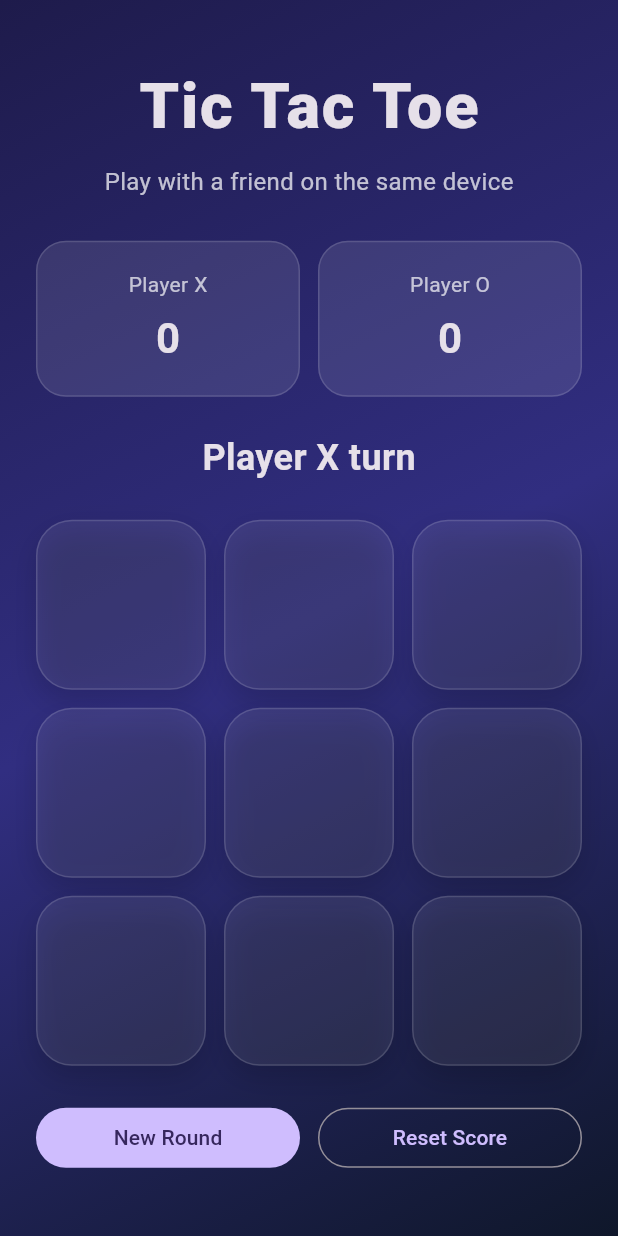
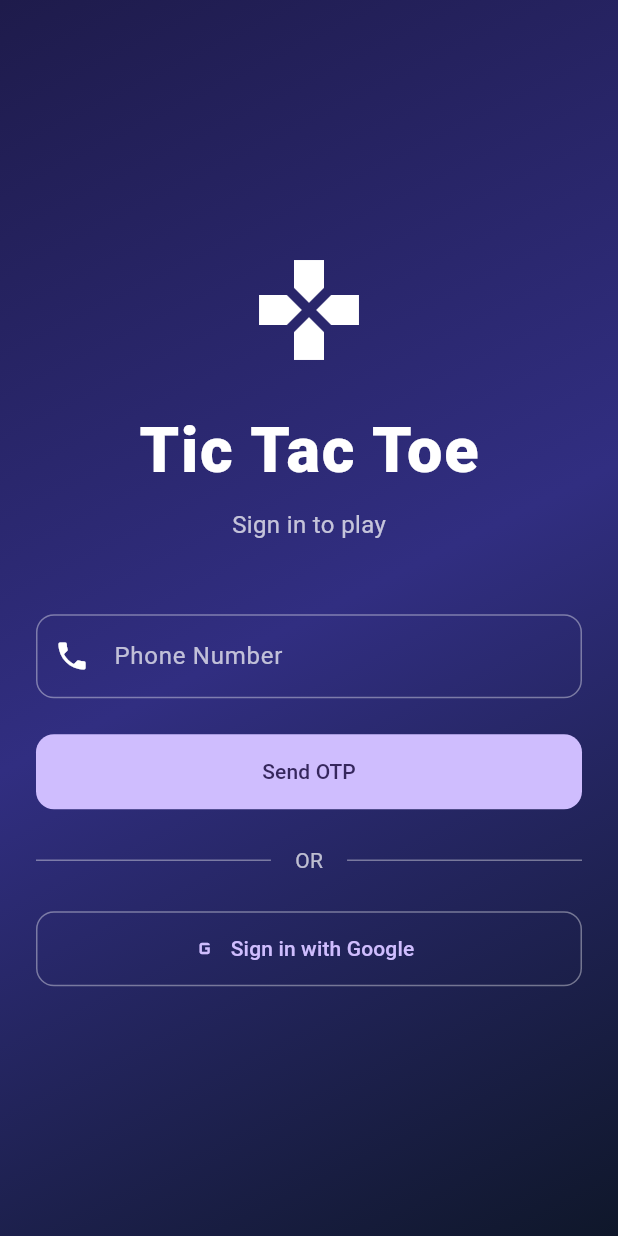
Before and after one commit to shahidkvmdam/tic-tac-toe, a Flutter app: the screen it shows after launch, on a phone screen of 412 x 824 dp. Run offline on Flutter 3.47's test engine with Material 3 defaults, Android fonts, the phone set to English and light mode, and no system bars; our stand-ins replace firebase_auth, firebase_core, google_sign_in; accounts and stored records are empty.

Commit message:
Add Firebase phone authentication and Google sign-in

```diff
--- a/lib/main.dart
+++ b/lib/main.dart
@@ -1,6 +1,12 @@
 import 'package:flutter/material.dart';
+import 'package:firebase_core/firebase_core.dart';
+import 'package:provider/provider.dart';
+import 'services/auth_service.dart';
+import 'screens/login_screen.dart';
 
-void main() {
+void main() async {
+  WidgetsFlutterBinding.ensureInitialized();
+  await Firebase.initializeApp();
   runApp(const TicTacToeApp());
 }
 
@@ -9,7 +15,9 @@ class TicTacToeApp extends StatelessWidget {
 
   @override
   Widget build(BuildContext context) {
-    return MaterialApp(
+    return ChangeNotifierProvider(
+      create: (_) => AuthService(),
+      child: MaterialApp(
         debugShowCheckedModeBanner: false,
         title: 'Tic Tac Toe',
         theme: ThemeData(
@@ -19,7 +27,42 @@ class TicTacToeApp extends StatelessWidget {
           ),
           useMaterial3: true,
         ),
-      home: const TicTacToePage(),
+        home: const AuthWrapper(),
+      ),
+    );
+  }
+}
+
+class AuthWrapper extends StatefulWidget {
+  const AuthWrapper({super.key});
+
+  @override
+  State<AuthWrapper> createState() => _AuthWrapperState();
+}
+
+class _AuthWrapperState extends State<AuthWrapper> {
+  bool _initialized = false;
+
+  @override
+  void didChangeDependencies() {
+    super.didChangeDependencies();
+    if (!_initialized) {
+      _initialized = true;
+      final authService = Provider.of<AuthService>(context, listen: false);
+      authService.initializeAuth();
+    }
+  }
+
+  @override
+  Widget build(BuildContext context) {
+    return Consumer<AuthService>(
+      builder: (context, authService, child) {
+        if (authService.isLoggedIn) {
+          return const TicTacToePage();
+        } else {
+          return const LoginScreen();
+        }
+      },
     );
   }
 }
@@ -212,6 +255,19 @@ class _TicTacToePageState extends State<TicTacToePage> {
                         ),
                       ],
                     ),
+                    const SizedBox(height: 16),
+                    OutlinedButton.icon(
+                      onPressed: () {
+                        Provider.of<AuthService>(context, listen: false)
+                            .logout();
+                      },
+                      icon: const Icon(Icons.logout),
+                      label: const Text('Logout'),
+                      style: OutlinedButton.styleFrom(
+                        side: BorderSide(
+                            color: Colors.white.withValues(alpha: 0.3)),
+                      ),
+                    ),
                   ],
                 ),
               ),
--- /dev/null
+++ b/lib/screens/login_screen.dart
@@ -0,0 +1,343 @@
+import 'package:flutter/material.dart';
+import 'package:provider/provider.dart';
+import '../services/auth_service.dart';
+
+class LoginScreen extends StatefulWidget {
+  const LoginScreen({super.key});
+
+  @override
+  State<LoginScreen> createState() => _LoginScreenState();
+}
+
+class _LoginScreenState extends State<LoginScreen> {
+  final _phoneController = TextEditingController();
+  final _otpController = TextEditingController();
+  final _phoneFormKey = GlobalKey<FormState>();
+  final _otpFormKey = GlobalKey<FormState>();
+
+  bool _isLoading = false;
+  bool _otpSent = false;
+  String? _verificationId;
+  String? _phoneNumber;
+
+  Future<void> _sendOtp() async {
+    if (!_phoneFormKey.currentState!.validate()) return;
+
+    setState(() => _isLoading = true);
+
+    final authService = Provider.of<AuthService>(context, listen: false);
+    final phone = '+91${_phoneController.text.trim()}';
+    _phoneNumber = phone;
+
+    await authService.verifyPhoneNumber(
+      phone,
+      (verificationId, resendToken) {
+        if (mounted) {
+          setState(() {
+            _verificationId = verificationId;
+            _otpSent = true;
+            _isLoading = false;
+          });
+          ScaffoldMessenger.of(context).showSnackBar(
+            const SnackBar(content: Text('OTP sent successfully')),
+          );
+        }
+      },
+      (errorMessage) {
+        if (mounted) {
+          setState(() => _isLoading = false);
+          ScaffoldMessenger.of(context).showSnackBar(
+            SnackBar(content: Text(errorMessage)),
+          );
+        }
+      },
+    );
+  }
+
+  Future<void> _verifyOtp() async {
+    if (!_otpFormKey.currentState!.validate()) return;
+    if (_verificationId == null) return;
+
+    setState(() => _isLoading = true);
+
+    final authService = Provider.of<AuthService>(context, listen: false);
+    final result = await authService.signInWithOTP(
+      _verificationId!,
+      _otpController.text.trim(),
+    );
+
+    if (!mounted) return;
+
+    setState(() => _isLoading = false);
+
+    if (result['success'] == true) {
+      // AuthWrapper will detect auth state change and navigate
+    } else {
+      ScaffoldMessenger.of(context).showSnackBar(
+        SnackBar(content: Text(result['error'] ?? 'Verification failed')),
+      );
+    }
+  }
+
+  Future<void> _signInWithGoogle() async {
+    setState(() => _isLoading = true);
+
+    final authService = Provider.of<AuthService>(context, listen: false);
+    final result = await authService.signInWithGoogle();
+
+    if (!mounted) return;
+
+    setState(() => _isLoading = false);
+
+    if (result['success'] == true) {
+      // AuthWrapper will detect auth state change and navigate
+    } else {
+      ScaffoldMessenger.of(context).showSnackBar(
+        SnackBar(content: Text(result['error'] ?? 'Google sign-in failed')),
+      );
+    }
+  }
+
+  @override
+  void dispose() {
+    _phoneController.dispose();
+    _otpController.dispose();
+    super.dispose();
+  }
+
+  @override
+  Widget build(BuildContext context) {
+    return Scaffold(
+      body: Container(
+        width: double.infinity,
+        decoration: const BoxDecoration(
+          gradient: LinearGradient(
+            begin: Alignment.topLeft,
+            end: Alignment.bottomRight,
+            colors: [
+              Color(0xFF1E1B4B),
+              Color(0xFF312E81),
+              Color(0xFF0F172A),
+            ],
+          ),
+        ),
+        child: SafeArea(
+          child: Padding(
+            padding: const EdgeInsets.all(24.0),
+            child: Center(
+              child: SingleChildScrollView(
+                child: Column(
+                  mainAxisAlignment: MainAxisAlignment.center,
+                  children: [
+                    const Icon(
+                      Icons.games,
+                      size: 80,
+                      color: Colors.white,
+                    ),
+                    const SizedBox(height: 24),
+                    const Text(
+                      'Tic Tac Toe',
+                      style: TextStyle(
+                        fontSize: 42,
+                        fontWeight: FontWeight.w900,
+                        letterSpacing: 1.2,
+                        color: Colors.white,
+                      ),
+                    ),
+                    const SizedBox(height: 8),
+                    Text(
+                      'Sign in to play',
+                      style: TextStyle(
+                        color: Colors.white.withValues(alpha: 0.72),
+                        fontSize: 16,
+                      ),
+                    ),
+                    const SizedBox(height: 48),
+                    if (!_otpSent) ...[
+                      Form(
+                        key: _phoneFormKey,
+                        child: TextFormField(
+                          controller: _phoneController,
+                          keyboardType: TextInputType.phone,
+                          style: const TextStyle(color: Colors.white),
+                          decoration: InputDecoration(
+                            labelText: 'Phone Number',
+                            hintText: 'Enter 10-digit number',
+                            prefixIcon:
+                                const Icon(Icons.phone, color: Colors.white),
+                            labelStyle: const TextStyle(color: Colors.white70),
+                            hintStyle: const TextStyle(color: Colors.white38),
+                            border: OutlineInputBorder(
+                              borderRadius: BorderRadius.circular(12),
+                              borderSide:
+                                  const BorderSide(color: Colors.white38),
+                            ),
+                            enabledBorder: OutlineInputBorder(
+                              borderRadius: BorderRadius.circular(12),
+                              borderSide:
+                                  const BorderSide(color: Colors.white38),
+                            ),
+                            focusedBorder: OutlineInputBorder(
+                              borderRadius: BorderRadius.circular(12),
+                              borderSide: const BorderSide(color: Colors.white),
+                            ),
+                            prefixText: '+91 ',
+                            prefixStyle: const TextStyle(color: Colors.white),
+                          ),
+                          validator: (value) {
+                            if (value == null || value.isEmpty) {
+                              return 'Please enter phone number';
+                            }
+                            if (value.length != 10) {
+                              return 'Enter a valid 10-digit number';
+                            }
+                            return null;
+                          },
+                        ),
+                      ),
+                      const SizedBox(height: 24),
+                      SizedBox(
+                        width: double.infinity,
+                        height: 50,
+                        child: FilledButton(
+                          onPressed: _isLoading ? null : _sendOtp,
+                          style: FilledButton.styleFrom(
+                            shape: RoundedRectangleBorder(
+                              borderRadius: BorderRadius.circular(12),
+                            ),
+                          ),
+                          child: _isLoading
+                              ? const SizedBox(
+                                  height: 20,
+                                  width: 20,
+                                  child: CircularProgressIndicator(
+                                    color: Colors.white,
+                                    strokeWidth: 2,
+                                  ),
+                                )
+                              : const Text('Send OTP'),
+                        ),
+                      ),
+                      const SizedBox(height: 24),
+                      const Row(
+                        children: [
+                          Expanded(child: Divider(color: Colors.white38)),
+                          Padding(
+                            padding: EdgeInsets.symmetric(horizontal: 16),
+                            child: Text('OR',
+                                style: TextStyle(color: Colors.white70)),
+                          ),
+                          Expanded(child: Divider(color: Colors.white38)),
+                        ],
+                      ),
+                      const SizedBox(height: 24),
+                      SizedBox(
+                        width: double.infinity,
+                        height: 50,
+                        child: OutlinedButton.icon(
+                          onPressed: _isLoading ? null : _signInWithGoogle,
+                          icon: const Icon(Icons.g_mobiledata),
+                          label: const Text('Sign in with Google'),
+                          style: OutlinedButton.styleFrom(
+                            shape: RoundedRectangleBorder(
+                              borderRadius: BorderRadius.circular(12),
+                            ),
+                            side: const BorderSide(color: Colors.white38),
+                          ),
+                        ),
+                      ),
+                    ] else ...[
+                      Text(
+                        'Enter OTP sent to $_phoneNumber',
+                        style:
+                            const TextStyle(fontSize: 16, color: Colors.white),
+                      ),
+                      const SizedBox(height: 24),
+                      Form(
+                        key: _otpFormKey,
+                        child: TextFormField(
+                          controller: _otpController,
+                          keyboardType: TextInputType.number,
+                          style: const TextStyle(color: Colors.white),
+                          decoration: InputDecoration(
+                            labelText: 'OTP',
+                            hintText: 'Enter 6-digit OTP',
+                            prefixIcon:
+                                const Icon(Icons.lock, color: Colors.white),
+                            labelStyle: const TextStyle(color: Colors.white70),
+                            hintStyle: const TextStyle(color: Colors.white38),
+                            border: OutlineInputBorder(
+                              borderRadius: BorderRadius.circular(12),
+                              borderSide:
+                                  const BorderSide(color: Colors.white38),
+                            ),
+                            enabledBorder: OutlineInputBorder(
+                              borderRadius: BorderRadius.circular(12),
+                              borderSide:
+                                  const BorderSide(color: Colors.white38),
+                            ),
+                            focusedBorder: OutlineInputBorder(
+                              borderRadius: BorderRadius.circular(12),
+                              borderSide: const BorderSide(color: Colors.white),
+                            ),
+                          ),
+                          validator: (value) {
+                            if (value == null || value.isEmpty) {
+                              return 'Please enter OTP';
+                            }
+                            if (value.length != 6) {
+                              return 'Enter a valid 6-digit OTP';
+                            }
+                            return null;
+                          },
+                        ),
+                      ),
+                      const SizedBox(height: 24),
+                      SizedBox(
+                        width: double.infinity,
+                        height: 50,
+                        child: FilledButton(
+                          onPressed: _isLoading ? null : _verifyOtp,
+                          style: FilledButton.styleFrom(
+                            shape: RoundedRectangleBorder(
+                              borderRadius: BorderRadius.circular(12),
+                            ),
+                          ),
+                          child: _isLoading
+                              ? const SizedBox(
+                                  height: 20,
+                                  width: 20,
+                                  child: CircularProgressIndicator(
+                                    color: Colors.white,
+                                    strokeWidth: 2,
+                                  ),
+                                )
+                              : const Text('Verify OTP'),
+                        ),
+                      ),
+                      const SizedBox(height: 16),
+                      TextButton(
+                        onPressed: _isLoading
+                            ? null
+                            : () {
+                                setState(() {
+                                  _otpSent = false;
+                                  _otpController.clear();
+                                });
+                              },
+                        child: const Text(
+                          'Change Phone Number',
+                          style: TextStyle(color: Colors.white70),
+                        ),
+                      ),
+                    ],
+                  ],
+                ),
+              ),
+            ),
+          ),
+        ),
+      ),
+    );
+  }
+}
```
Also changed, not shown: lib/services/auth_service.dart (added, +140 -0 lines), pubspec.yaml (+8 -0 lines), pubspec.lock, 9 other files. Lines whose indentation alone changed are shown as unchanged.
